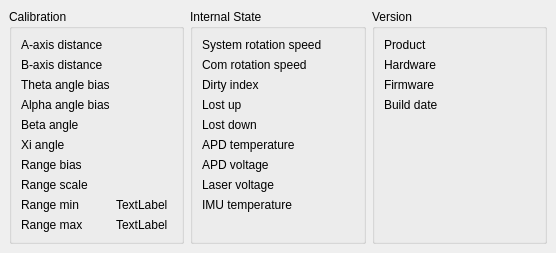
Old version of the form src/DiagnosticsDock.ui in the repository markgol/L2diagnostic.
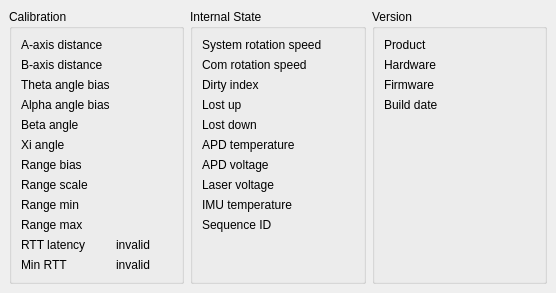
New version of the form.

```diff
--- a/src/DiagnosticsDock.ui
+++ b/src/DiagnosticsDock.ui
@@ -7,7 +7,7 @@
     <x>0</x>
     <y>0</y>
     <width>556</width>
-    <height>216</height>
+    <height>244</height>
    </rect>
   </property>
   <property name="windowTitle">
@@ -118,14 +118,42 @@
        <item row="8" column="1">
         <widget class="QLabel" name="lblRangeMinValue">
          <property name="text">
-          <string>TextLabel</string>
+          <string/>
          </property>
         </widget>
        </item>
        <item row="9" column="1">
         <widget class="QLabel" name="lblRangeMaxValue">
          <property name="text">
-          <string>TextLabel</string>
+          <string/>
+         </property>
+        </widget>
+       </item>
+       <item row="10" column="0">
+        <widget class="QLabel" name="lblRTTtext">
+         <property name="text">
+          <string>RTT latency</string>
+         </property>
+        </widget>
+       </item>
+       <item row="10" column="1">
+        <widget class="QLabel" name="lblRTTvalue">
+         <property name="text">
+          <string>invalid</string>
+         </property>
+        </widget>
+       </item>
+       <item row="11" column="0">
+        <widget class="QLabel" name="lblMinRTTtext">
+         <property name="text">
+          <string>Min RTT</string>
+         </property>
+        </widget>
+       </item>
+       <item row="11" column="1">
+        <widget class="QLabel" name="lblMinRTTvalue">
+         <property name="text">
+          <string>invalid</string>
          </property>
         </widget>
        </item>
@@ -228,6 +256,20 @@
        <item row="8" column="1">
         <widget class="QLabel" name="lblImuTempValue"/>
        </item>
+       <item row="9" column="0">
+        <widget class="QLabel" name="lblSequenceIDtext">
+         <property name="text">
+          <string>Sequence ID</string>
+         </property>
+        </widget>
+       </item>
+       <item row="9" column="1">
+        <widget class="QLabel" name="lblSequenceIDvalue">
+         <property name="text">
+          <string/>
+         </property>
+        </widget>
+       </item>
       </layout>
      </widget>
     </item>
```
